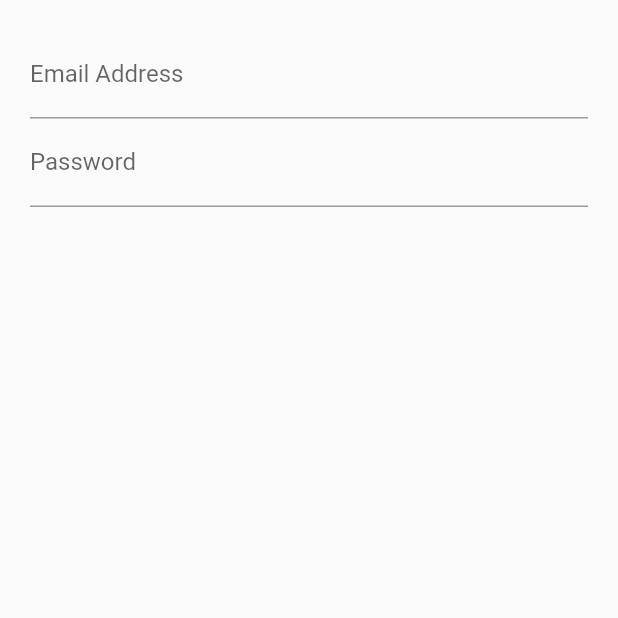
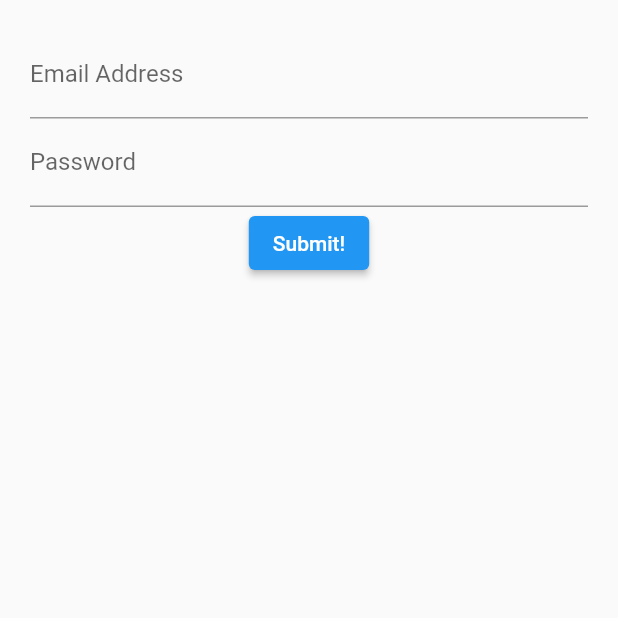
Before and after one commit to amit-inverse/flutter_login_stateful, a Flutter app: the screen it shows after launch, on a phone screen of 412 x 824 dp, the top half of it. Run offline on Flutter 3.47's test engine with Material 2 defaults, Android fonts, the phone set to English and light mode, and no system bars.

Commit message:
Displaying Button

```diff
--- a/lib/src/screens/login_screen.dart
+++ b/lib/src/screens/login_screen.dart
@@ -19,7 +19,7 @@ class LoginScreenState extends State<LoginScreen> {
           children: [
             emailField(),
             passwordField(),
-            // submitButton(),
+            submitButton(),
           ],
         ),
       ),
@@ -46,5 +46,7 @@ class LoginScreenState extends State<LoginScreen> {
     );
   }
 
-  // Widget submitButton() {}
+  Widget submitButton() {
+    return ElevatedButton(onPressed: () {}, child: const Text('Submit!'));
+  }
 }
```
